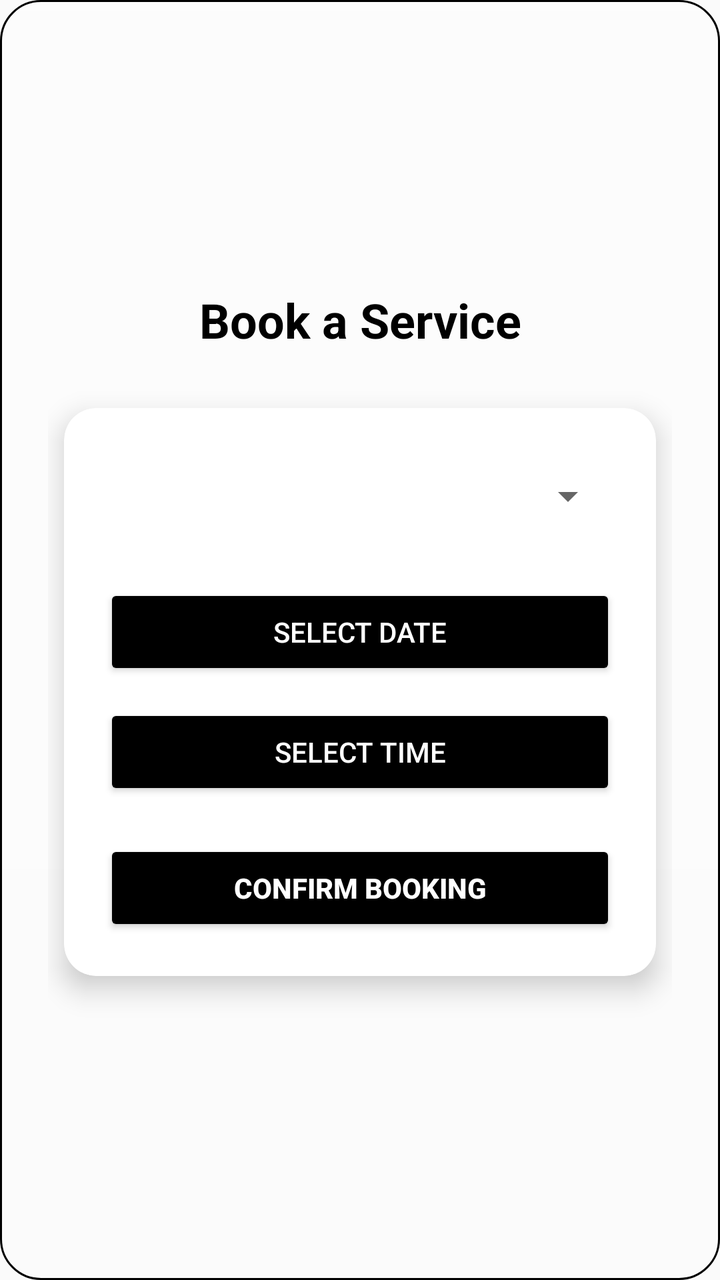
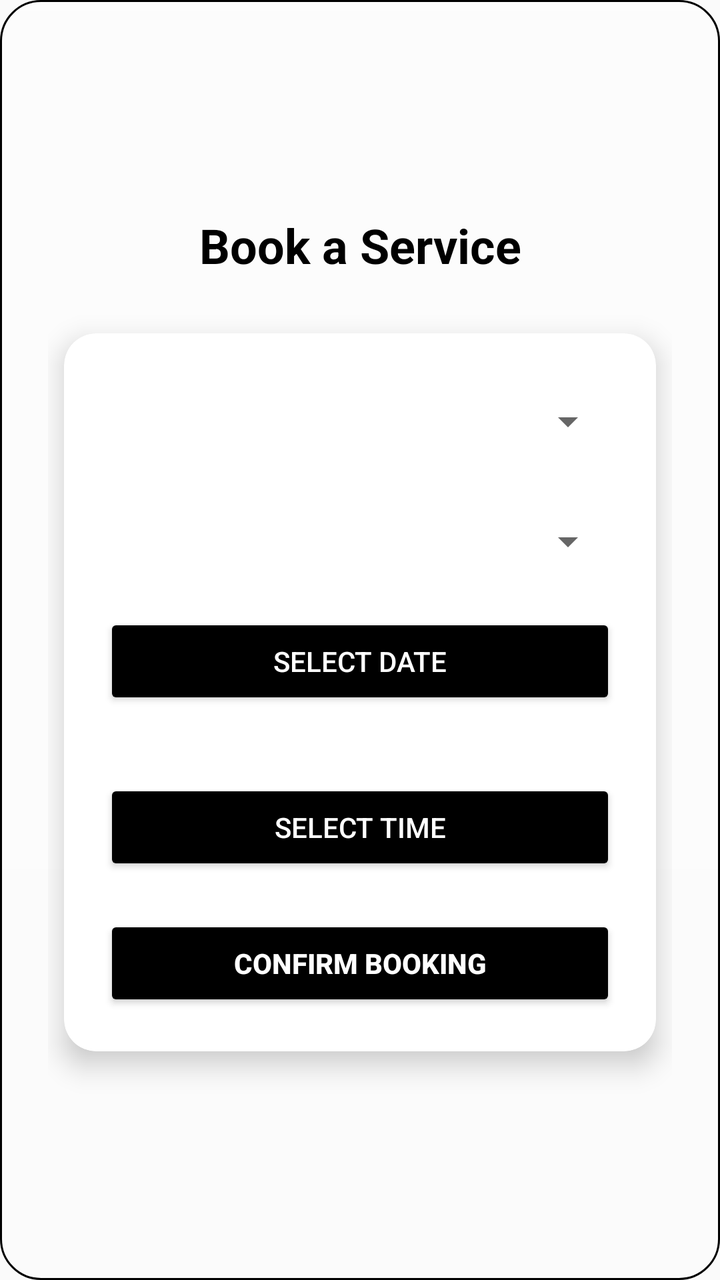

Two renders of the same Android screen: before a commit and after it. Below are the layout's source before the change and the commit's diff.
<!-- AndroidManifest.xml: application theme Theme.AppCompat.Light.NoActionBar -->
<!-- res/layout/activity_booking.xml -->
<LinearLayout xmlns:android="http://schemas.android.com/apk/res/android"
    xmlns:app="http://schemas.android.com/apk/res-auto"
    android:layout_width="match_parent"
    android:layout_height="match_parent"
    android:orientation="vertical"
    android:padding="24dp"
    android:gravity="center"
    android:background="@drawable/glass_background">

    
    <TextView
        android:id="@+id/bookingTitle"
        android:layout_width="match_parent"
        android:layout_height="wrap_content"
        android:text="Book a Service"
        android:textSize="24sp"
        android:textStyle="bold"
        android:gravity="center"
        android:layout_marginBottom="20dp"
        android:textColor="@color/black"/>

    
    <androidx.cardview.widget.CardView
        android:layout_width="match_parent"
        android:layout_height="wrap_content"
        app:cardCornerRadius="16dp"
        app:cardElevation="8dp"
        android:layout_margin="8dp"
        android:background="#FFFFFF">

        <LinearLayout
            android:layout_width="match_parent"
            android:layout_height="wrap_content"
            android:orientation="vertical"
            android:padding="20dp">

            
            <Spinner
                android:id="@+id/serviceSpinner"
                android:layout_width="match_parent"
                android:layout_height="48dp"
                android:layout_marginBottom="20dp"/>

            
            <Button
                android:id="@+id/dateBtn"
                android:layout_width="match_parent"
                android:layout_height="wrap_content"
                android:text="Select Date"
                android:layout_marginBottom="12dp"
                android:backgroundTint="@color/black"
                android:textColor="@android:color/white"/>

            
            <Button
                android:id="@+id/timeBtn"
                android:layout_width="match_parent"
                android:layout_height="wrap_content"
                android:text="Select Time"
                android:layout_marginBottom="20dp"
                android:backgroundTint="@color/black"
                android:textColor="@android:color/white"/>

            
            <Button
                android:id="@+id/confirmBtn"
                android:layout_width="match_parent"
                android:layout_height="wrap_content"
                android:text="Confirm Booking"
                android:backgroundTint="@color/black"
                android:textColor="@android:color/white"
                android:textStyle="bold"/>
        </LinearLayout>
    </androidx.cardview.widget.CardView>
</LinearLayout>
<!-- resources referenced by this layout -->
<resources>
  <color name="black">#FF000000</color>
  <!-- drawable glass_background (drawable) -->
  <?xml version="1.0" encoding="utf-8"?>
  <shape xmlns:android="http://schemas.android.com/apk/res/android"
      android:shape="rectangle">
  
      
      <solid android:color="@color/black" />
  
      
      <corners android:radius="20dp" />
  
      
      <stroke
          android:width="1dp"
          android:color="@color/black" />
  
      
      <gradient
          android:startColor="#80FFFFFF"
          android:endColor="#40FFFFFF"
          android:angle="270" />
  </shape>
</resources>

<!-- the commit's change to res/layout/activity_booking.xml (unified diff, before → after) -->
@@ -7,7 +7,6 @@
     android:gravity="center"
     android:background="@drawable/glass_background">
 
-    
     <TextView
         android:id="@+id/bookingTitle"
         android:layout_width="match_parent"
@@ -19,14 +18,12 @@
         android:layout_marginBottom="20dp"
         android:textColor="@color/black"/>
 
-    
     <androidx.cardview.widget.CardView
         android:layout_width="match_parent"
         android:layout_height="wrap_content"
         app:cardCornerRadius="16dp"
         app:cardElevation="8dp"
-        android:layout_margin="8dp"
-        android:background="#FFFFFF">
+        android:layout_margin="8dp">
 
         <LinearLayout
             android:layout_width="match_parent"
@@ -34,24 +31,34 @@
             android:orientation="vertical"
             android:padding="20dp">
 
-            
             <Spinner
                 android:id="@+id/serviceSpinner"
                 android:layout_width="match_parent"
                 android:layout_height="48dp"
-                android:layout_marginBottom="20dp"/>
+                android:layout_marginBottom="12dp"/>
 
-            
+            <Spinner
+                android:id="@+id/staffSpinner"
+                android:layout_width="match_parent"
+                android:layout_height="48dp"
+                android:layout_marginBottom="12dp"/>
+
             <Button
                 android:id="@+id/dateBtn"
                 android:layout_width="match_parent"
                 android:layout_height="wrap_content"
                 android:text="Select Date"
-                android:layout_marginBottom="12dp"
+                android:layout_marginBottom="8dp"
                 android:backgroundTint="@color/black"
                 android:textColor="@android:color/white"/>
 
-            
+            <TextView
+                android:id="@+id/infoText"
+                android:layout_width="match_parent"
+                android:layout_height="wrap_content"
+                android:textColor="@color/red"
+                android:layout_marginBottom="8dp"/>
+
             <Button
                 android:id="@+id/timeBtn"
                 android:layout_width="match_parent"
@@ -61,7 +68,6 @@
                 android:backgroundTint="@color/black"
                 android:textColor="@android:color/white"/>
 
-            
             <Button
                 android:id="@+id/confirmBtn"
                 android:layout_width="match_parent"
<!-- resource entries referenced after the edit -->
@@ -1,6 +1,7 @@
 <!-- resources referenced by this layout -->
 <resources>
   <color name="black">#FF000000</color>
+  <color name="red">#FA0901</color>
   <!-- drawable glass_background (drawable) -->
   <?xml version="1.0" encoding="utf-8"?>
   <shape xmlns:android="http://schemas.android.com/apk/res/android"
